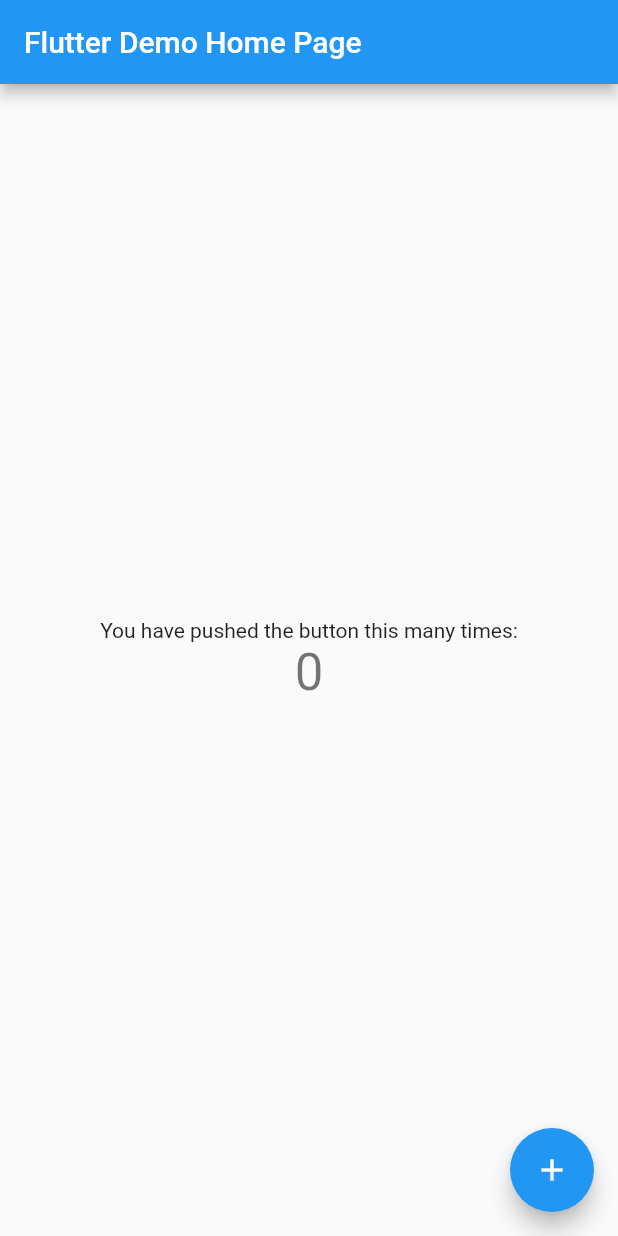
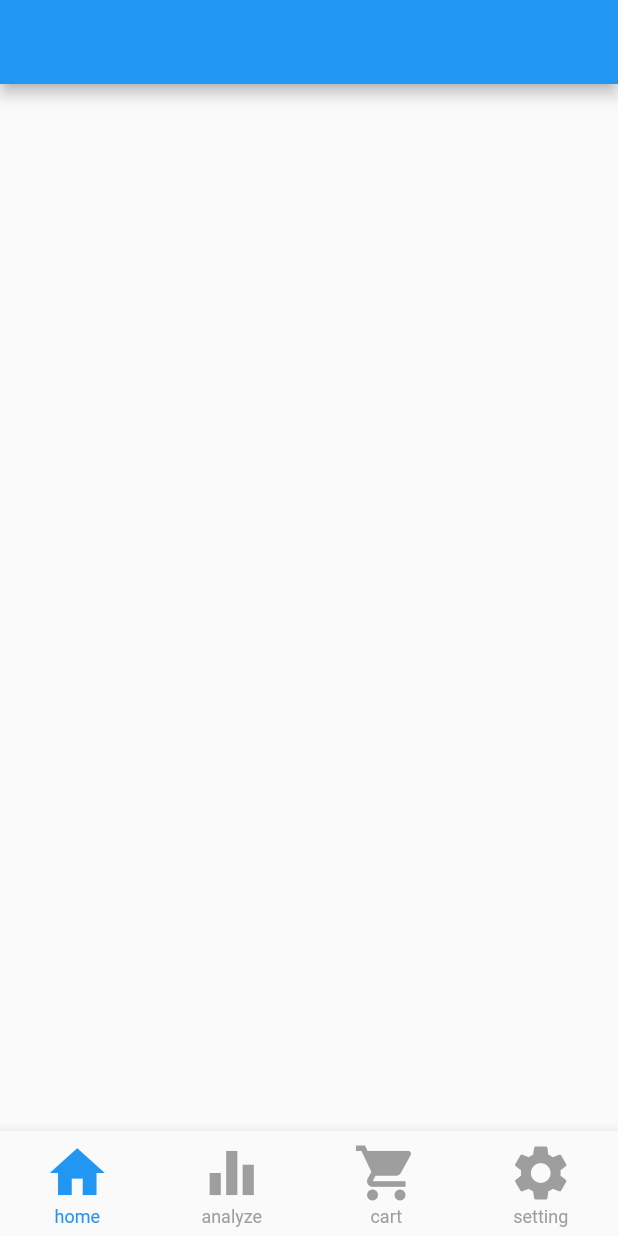
Before and after one commit to jinwoo1234/Dream_Walk, a Flutter app: the screen it shows after launch, on a phone screen of 412 x 824 dp. Run offline on Flutter 3.47's test engine with Material 2 defaults, Android fonts, the phone set to English and light mode, and no system bars.

Commit message:
navigation bar

```diff
--- a/lib/main.dart
+++ b/lib/main.dart
@@ -7,21 +7,12 @@
 class MyApp extends StatelessWidget {
   const MyApp({super.key});
 
-  // This widget is the root of your application.
   @override
   Widget build(BuildContext context) {
     return MaterialApp(
       title: 'Flutter Demo',
       theme: ThemeData(
-        // This is the theme of your application.
-        //
-        // Try running your application with "flutter run". You'll see the
-        // application has a blue toolbar. Then, without quitting the app, try
-        // changing the primarySwatch below to Colors.green and then invoke
-        // "hot reload" (press "r" in the console where you ran "flutter run",
-        // or simply save your changes to "hot reload" in a Flutter IDE).
-        // Notice that the counter didn't reset back to zero; the application
-        // is not restarted.
+
         primarySwatch: Colors.blue,
       ),
       home: const MyHomePage(title: 'Flutter Demo Home Page'),
@@ -31,15 +22,6 @@
 
 class MyHomePage extends StatefulWidget {
   const MyHomePage({super.key, required this.title});
-
-  // This widget is the home page of your application. It is stateful, meaning
-  // that it has a State object (defined below) that contains fields that affect
-  // how it looks.
-
-  // This class is the configuration for the state. It holds the values (in this
-  // case the title) provided by the parent (in this case the App widget) and
-  // used by the build method of the State. Fields in a Widget subclass are
-  // always marked "final".
 
   final String title;
 
@@ -52,64 +34,35 @@
 
   void _incrementCounter() {
     setState(() {
-      // This call to setState tells the Flutter framework that something has
-      // changed in this State, which causes it to rerun the build method below
-      // so that the display can reflect the updated values. If we changed
-      // _counter without calling setState(), then the build method would not be
-      // called again, and so nothing would appear to happen.
       _counter++;
     });
   }
 
+  int _currentIndex = 0;
+
   @override
   Widget build(BuildContext context) {
-    // This method is rerun every time setState is called, for instance as done
-    // by the _incrementCounter method above.
-    //
-    // The Flutter framework has been optimized to make rerunning build methods
-    // fast, so that you can just rebuild anything that needs updating rather
-    // than having to individually change instances of widgets.
     return Scaffold(
-      appBar: AppBar(
-        // Here we take the value from the MyHomePage object that was created by
-        // the App.build method, and use it to set our appbar title.
-        title: Text(widget.title),
+      appBar: AppBar(),
+      bottomNavigationBar: BottomNavigationBar(
+        type: BottomNavigationBarType.fixed,
+        iconSize: 44,
+        selectedItemColor: Colors.blue,
+        unselectedItemColor: Colors.grey,
+        selectedLabelStyle: TextStyle(fontSize: 12),
+        currentIndex: _currentIndex,
+        onTap: (index) {
+          setState(() {
+            _currentIndex = index;
+          });
+        },
+        items: [
+          BottomNavigationBarItem(icon: Icon(Icons.home), label: 'home'),
+          BottomNavigationBarItem(icon: Icon(Icons.equalizer), label: 'analyze'),
+          BottomNavigationBarItem(icon: Icon(Icons.shopping_cart), label: 'cart'),
+          BottomNavigationBarItem(icon: Icon(Icons.settings), label: 'setting'),
+        ],
       ),
-      body: Center(
-        // Center is a layout widget. It takes a single child and positions it
-        // in the middle of the parent.
-        child: Column(
-          // Column is also a layout widget. It takes a list of children and
-          // arranges them vertically. By default, it sizes itself to fit its
-          // children horizontally, and tries to be as tall as its parent.
-          //
-          // Invoke "debug painting" (press "p" in the console, choose the
-          // "Toggle Debug Paint" action from the Flutter Inspector in Android
-          // Studio, or the "Toggle Debug Paint" command in Visual Studio Code)
-          // to see the wireframe for each widget.
-          //
-          // Column has various properties to control how it sizes itself and
-          // how it positions its children. Here we use mainAxisAlignment to
-          // center the children vertically; the main axis here is the vertical
-          // axis because Columns are vertical (the cross axis would be
-          // horizontal).
-          mainAxisAlignment: MainAxisAlignment.center,
-          children: <Widget>[
-            const Text(
-              'You have pushed the button this many times:',
-            ),
-            Text(
-              '$_counter',
-              style: Theme.of(context).textTheme.headlineMedium,
-            ),
-          ],
-        ),
-      ),
-      floatingActionButton: FloatingActionButton(
-        onPressed: _incrementCounter,
-        tooltip: 'Increment',
-        child: const Icon(Icons.add),
-      ), // This trailing comma makes auto-formatting nicer for build methods.
     );
   }
 }
```
